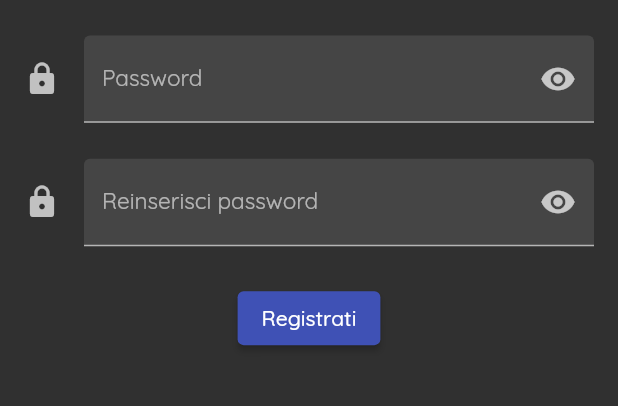
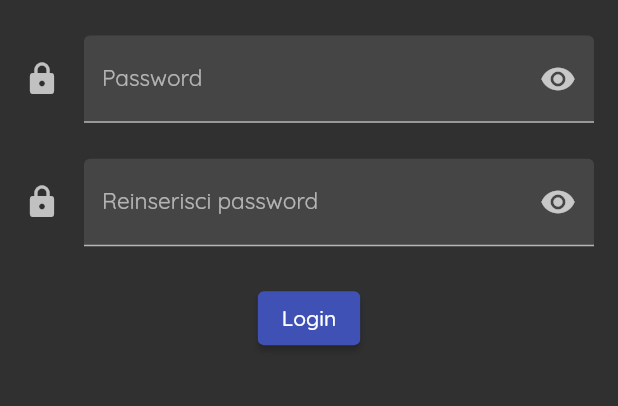
Before and after one commit to AndreaBasile97/flutterfooddelivery, a Flutter app: the screen it shows after launch, after a tap on "Registrati con email", on a phone screen of 412 x 824 dp, the part 124-530 px from its top. Run offline on Flutter 3.47's test engine with Material 2 defaults, Android fonts, the phone set to English and light mode, and no system bars; our stand-ins replace email_validator, firebase_auth, flutter_signin_button, google_sign_in; accounts and stored records are empty; network calls fail.

```diff
--- a/fooddelivery/lib/backend/authentication.dart
+++ b/fooddelivery/lib/backend/authentication.dart
@@ -41,8 +41,8 @@ class Authentication {
           email: useremail, password: userpassword);
     } on FirebaseAuthException catch (e) {
       if (e.code == 'weak-password') {
-        print('The password provided is too weak.');
-        //TODO: usa i validator
+        return snackBar(
+            context, "Password troppo debole", Icons.error, Colors.red);
       } else if (e.code == 'email-already-in-use') {
         return snackBar(context, "Email già usata", Icons.error, Colors.red);
       }
--- a/fooddelivery/lib/interactive/google_sign_in_button.dart
+++ b/fooddelivery/lib/interactive/google_sign_in_button.dart
@@ -16,7 +16,7 @@ class _GoogleSignInButtonState extends State<GoogleSignInButton> {
   Widget build(BuildContext context) {
     return SignInButton(
       Buttons.Google,
-      text: "Registrati con Google",
+      text: "Login con Google",
       onPressed: () async {
         setState(() {});
 
--- a/fooddelivery/lib/main.dart
+++ b/fooddelivery/lib/main.dart
@@ -9,7 +9,7 @@ class MyApp extends StatelessWidget {
   @override
   Widget build(BuildContext context) {
     return MaterialApp(
-      title: 'FlutterFire Samples',
+      title: 'Brodelivery',
       debugShowCheckedModeBanner: false,
       theme: ThemeData(
           primarySwatch: Colors.indigo,
--- a/fooddelivery/lib/screens/login_screen.dart
+++ b/fooddelivery/lib/screens/login_screen.dart
@@ -10,9 +10,32 @@ class LoginScreen extends StatelessWidget {
   Widget build(BuildContext context) {
     return Scaffold(
         body: Center(
-      child: Column(
-          mainAxisAlignment: MainAxisAlignment.center,
-          children: <Widget>[
+      child: Column(mainAxisAlignment: MainAxisAlignment.center, children: <
+          Widget>[
+        Padding(
+          padding: EdgeInsets.all(10.0),
+          child: Text("Registrazione",
+              style: TextStyle(fontWeight: FontWeight.bold)),
+        ),
+        Padding(
+            padding: EdgeInsets.all(10.0),
+            child: SignInButton(
+              Buttons.Email,
+              padding: EdgeInsets.only(top: 16, bottom: 16),
+              text: "Registrati con email",
+              onPressed: () {
+                // cliccando registra automaticamente un utente mockato
+                // await Authentication.signInWithEmail(context: context);
+                Navigator.push(
+                  context,
+                  MaterialPageRoute(builder: (context) => RegistrationForm()),
+                );
+              },
+            )),
+        Padding(
+          padding: EdgeInsets.all(10.0),
+          child: Text("Login", style: TextStyle(fontWeight: FontWeight.bold)),
+        ),
         Padding(
             padding: EdgeInsets.all(10.0),
             child: SignInButton(
@@ -28,41 +51,15 @@ class LoginScreen extends StatelessWidget {
                 );
               },
             )),
-            Padding(
-              padding: EdgeInsets.all(10.0),
-              child: Text("Bro Delivery - Login",
-                  style: TextStyle(fontWeight: FontWeight.bold)),
-            ),
+        Padding(padding: EdgeInsets.all(10.0), child: GoogleSignInButton()),
         Padding(
             padding: EdgeInsets.all(10.0),
             child: SignInButton(
-                  Buttons.Email,
+              Buttons.Facebook,
+              text: "Login con Facebook",
               padding: EdgeInsets.only(top: 16, bottom: 16),
-                  text: "Registrati con email",
-                  onPressed: () {
-                    // cliccando registra automaticamente un utente mockato
-                    // await Authentication.signInWithEmail(context: context);
-                    Navigator.push(
-                      context,
-                      MaterialPageRoute(
-                          builder: (context) => RegistrationForm()),
-                    );
-                  },
-                )),
-            Padding(padding: EdgeInsets.all(10.0), child: GoogleSignInButton()),
-            Padding(
-                padding: EdgeInsets.all(10.0),
-                child: GestureDetector(
-                    child: Text("Log In Using Email",
-                        style: TextStyle(
-                            decoration: TextDecoration.underline,
-                            color: Colors.blue)),
-                    onTap: () {
-                      Navigator.push(
-                        context,
-                        MaterialPageRoute(builder: (context) => Scaffold()),
-                      );
-                    }))
+              onPressed: () {},
+            ))
       ]),
     ));
   }
--- a/fooddelivery/lib/screens/registration_form.dart
+++ b/fooddelivery/lib/screens/registration_form.dart
@@ -1,6 +1,6 @@
 import 'package:flutter/material.dart';
 import 'package:fooddelivery/backend/authentication.dart';
-// import 'package:flutter/services.dart';
+import 'package:email_validator/email_validator.dart';
 
 //Dichiarazione classe StatefulWidget
 class RegistrationForm extends StatefulWidget {
@@ -13,15 +13,19 @@ class RegistrationForm extends StatefulWidget {
 //State dello StatefulWidget
 class _RegistrationForm extends State<RegistrationForm> {
   //Campi che comporranno lo stato del widget
+  final GlobalKey<FormState> _form = GlobalKey<FormState>();
   final emailController = TextEditingController();
   final passwordController = TextEditingController();
+  final confirmPasswordController = TextEditingController();
   bool _obscureText = true;
-
+  bool isLoading = false;
   //Contenuto del widget
   @override
   Widget build(BuildContext context) {
     return new Scaffold(
-      body: SingleChildScrollView(
+      body: Form(
+        key: _form,
+        child: SingleChildScrollView(
           padding: const EdgeInsets.symmetric(horizontal: 16.0),
           child: Column(
             children: <Widget>[
@@ -29,8 +33,12 @@ class _RegistrationForm extends State<RegistrationForm> {
                 height: 24.0,
               ),
               TextFormField(
+                autovalidateMode: AutovalidateMode.onUserInteraction,
                 style: TextStyle(fontSize: 15),
                 controller: emailController,
+                validator: (value) => EmailValidator.validate(value)
+                    ? null
+                    : "Inserisci una mail valida",
                 decoration: const InputDecoration(
                     border: UnderlineInputBorder(),
                     filled: true,
@@ -65,8 +73,15 @@ class _RegistrationForm extends State<RegistrationForm> {
                 height: 24,
               ),
               TextFormField(
+                autovalidateMode: AutovalidateMode.onUserInteraction,
                 style: TextStyle(fontSize: 15),
                 obscureText: _obscureText,
+                controller: confirmPasswordController,
+                validator: (val) {
+                  if (val != passwordController.text)
+                    return 'Le password non corrispondono';
+                  return null;
+                },
                 decoration: InputDecoration(
                   labelText: "Reinserisci password",
                   icon: Icon(Icons.lock),
@@ -86,14 +101,27 @@ class _RegistrationForm extends State<RegistrationForm> {
               const SizedBox(
                 height: 24,
               ),
-            ElevatedButton(
-              onPressed: () {
-                Authentication.signInWithEmail(
-                    emailController.text, passwordController.text, context);
+              !isLoading
+                  ? ElevatedButton(
+                      onPressed: () async {
+                        setState(() {
+                          isLoading = true;
+                        });
+                        if (_form.currentState.validate()) {
+                          await Authentication.signInWithEmail(
+                              emailController.text,
+                              passwordController.text,
+                              context);
+                        }
+                        setState(() {
+                          isLoading = false;
+                        });
                       },
-              child: const Text('Registrati'),
+                      child: const Text('Login'),
+                    )
+                  : Center(child: CircularProgressIndicator())
+            ],
           ),
-          ],
         ),
       ),
     );
--- a/fooddelivery/pubspec.yaml
+++ b/fooddelivery/pubspec.yaml
@@ -27,6 +27,7 @@ dependencies:
   splashscreen : 1.2.0
   flutter_signin_button: ^1.0.0
   google_sign_in: ^5.0.0
+  email_validator: '^1.0.6'
   #firebase_analytics: ^5.0.2
   firebase_auth: ^1.0.2
   cloud_firestore: ^1.0.2
```
Also changed, not shown: fooddelivery/lib/screens/login_form.dart (+21 -8 lines), fooddelivery/pubspec.lock. Lines whose indentation alone changed are shown as unchanged.
